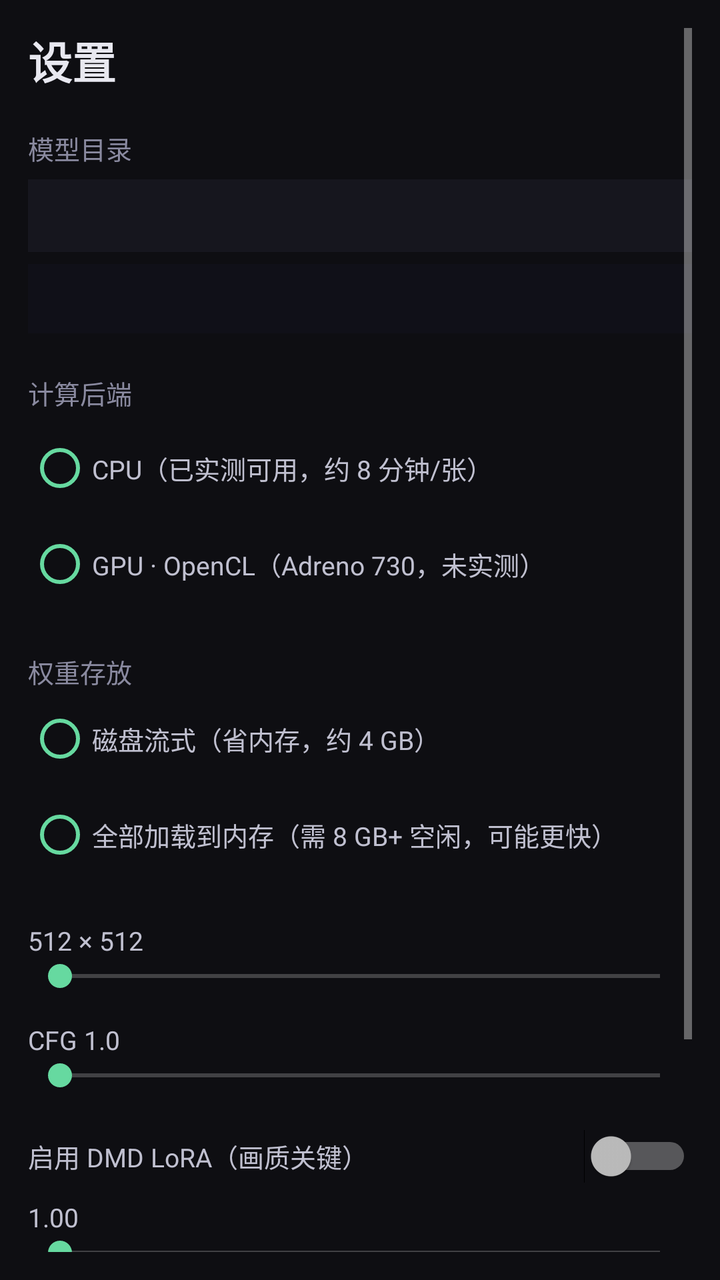
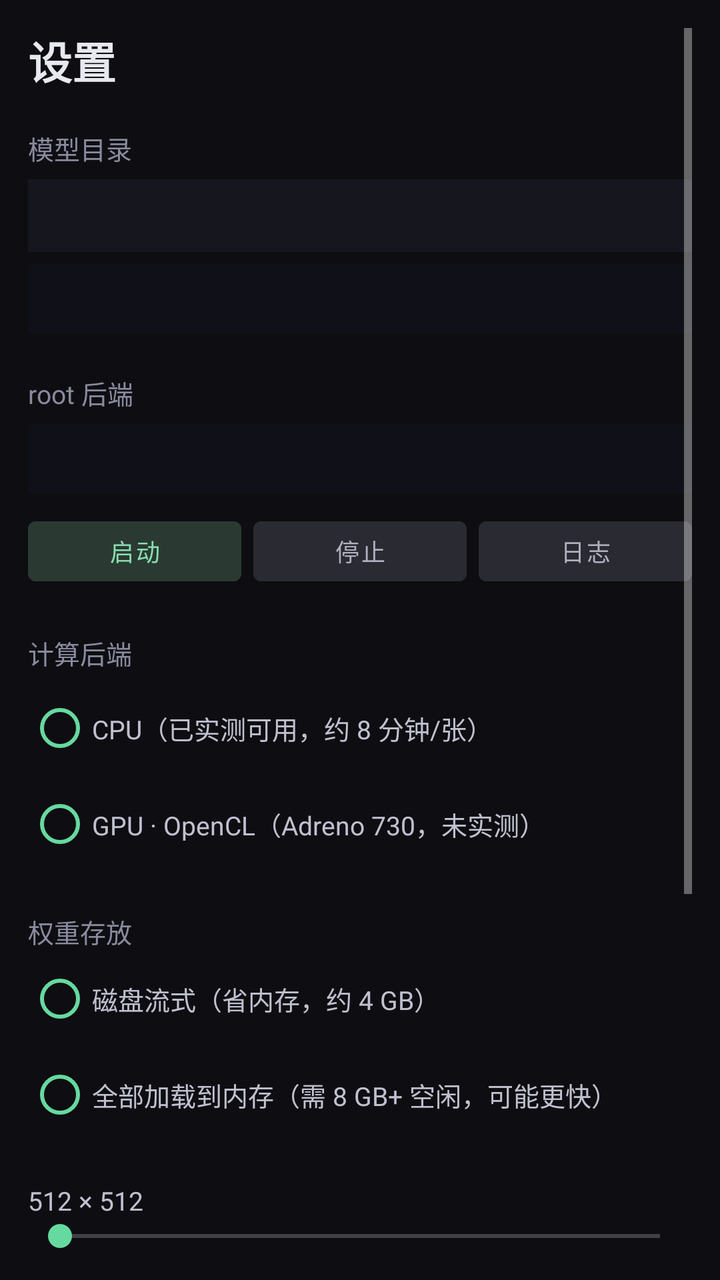

Screens rendered from an Android XML layout before and after an edit, with the pre-edit source and the edit as a unified diff.
<!-- AndroidManifest.xml: application theme Theme.Lumen -->
<!-- res/layout/activity_settings.xml -->
<?xml version="1.0" encoding="utf-8"?>
<ScrollView xmlns:android="http://schemas.android.com/apk/res/android"
    android:layout_width="match_parent"
    android:layout_height="match_parent"
    android:background="#0E0E12"
    android:padding="14dp">

    <LinearLayout
        android:layout_width="match_parent"
        android:layout_height="wrap_content"
        android:orientation="vertical">

        <TextView
            android:layout_width="match_parent"
            android:layout_height="wrap_content"
            android:text="设置"
            android:textColor="#E8E8F0"
            android:textSize="22sp"
            android:textStyle="bold" />

        
        <TextView
            android:layout_width="match_parent"
            android:layout_height="wrap_content"
            android:layout_marginTop="18dp"
            android:text="模型目录"
            android:textColor="#8A8AA0"
            android:textSize="13sp" />

        <EditText
            android:id="@+id/et_model_dir"
            android:layout_width="match_parent"
            android:layout_height="wrap_content"
            android:layout_marginTop="6dp"
            android:background="#16161E"
            android:inputType="text"
            android:padding="10dp"
            android:textColor="#E0E0EC"
            android:textSize="12sp" />

        <TextView
            android:id="@+id/tv_model_status"
            android:layout_width="match_parent"
            android:layout_height="wrap_content"
            android:layout_marginTop="6dp"
            android:background="#101018"
            android:fontFamily="monospace"
            android:padding="10dp"
            android:text=""
            android:textColor="#7A9A88"
            android:textSize="11sp" />

        
        <TextView
            android:layout_width="match_parent"
            android:layout_height="wrap_content"
            android:layout_marginTop="20dp"
            android:text="计算后端"
            android:textColor="#8A8AA0"
            android:textSize="13sp" />

        <RadioGroup
            android:id="@+id/rg_backend"
            android:layout_width="match_parent"
            android:layout_height="wrap_content"
            android:layout_marginTop="4dp"
            android:orientation="vertical">

            <RadioButton
                android:id="@+id/rb_cpu"
                android:layout_width="match_parent"
                android:layout_height="wrap_content"
                android:buttonTint="#66D9A0"
                android:text="CPU（已实测可用，约 8 分钟/张）"
                android:textColor="#C0C0D0"
                android:textSize="13sp" />

            <RadioButton
                android:id="@+id/rb_opencl"
                android:layout_width="match_parent"
                android:layout_height="wrap_content"
                android:buttonTint="#66D9A0"
                android:text="GPU · OpenCL（Adreno 730，未实测）"
                android:textColor="#C0C0D0"
                android:textSize="13sp" />
        </RadioGroup>

        
        <TextView
            android:layout_width="match_parent"
            android:layout_height="wrap_content"
            android:layout_marginTop="20dp"
            android:text="权重存放"
            android:textColor="#8A8AA0"
            android:textSize="13sp" />

        <RadioGroup
            android:id="@+id/rg_params"
            android:layout_width="match_parent"
            android:layout_height="wrap_content"
            android:orientation="vertical">

            <RadioButton
                android:id="@+id/rb_disk"
                android:layout_width="match_parent"
                android:layout_height="wrap_content"
                android:buttonTint="#66D9A0"
                android:text="磁盘流式（省内存，约 4 GB）"
                android:textColor="#C0C0D0"
                android:textSize="13sp" />

            <RadioButton
                android:id="@+id/rb_ram"
                android:layout_width="match_parent"
                android:layout_height="wrap_content"
                android:buttonTint="#66D9A0"
                android:text="全部加载到内存（需 8 GB+ 空闲，可能更快）"
                android:textColor="#C0C0D0"
                android:textSize="13sp" />
        </RadioGroup>

        
        <TextView
            android:id="@+id/tv_size"
            android:layout_width="match_parent"
            android:layout_height="wrap_content"
            android:layout_marginTop="20dp"
            android:text="512 × 512"
            android:textColor="#C0C0D0"
            android:textSize="13sp" />

        <SeekBar
            android:id="@+id/sb_size"
            android:layout_width="match_parent"
            android:layout_height="wrap_content"
            android:progressTint="#66D9A0"
            android:thumbTint="#66D9A0" />

        
        <TextView
            android:id="@+id/tv_cfg"
            android:layout_width="match_parent"
            android:layout_height="wrap_content"
            android:layout_marginTop="14dp"
            android:text="CFG 1.0"
            android:textColor="#C0C0D0"
            android:textSize="13sp" />

        <SeekBar
            android:id="@+id/sb_cfg"
            android:layout_width="match_parent"
            android:layout_height="wrap_content"
            android:progressTint="#66D9A0"
            android:thumbTint="#66D9A0" />

        
        <LinearLayout
            android:layout_width="match_parent"
            android:layout_height="wrap_content"
            android:layout_marginTop="18dp"
            android:orientation="horizontal"
            android:gravity="center_vertical">

            <TextView
                android:layout_width="0dp"
                android:layout_height="wrap_content"
                android:layout_weight="1"
                android:text="启用 DMD LoRA（画质关键）"
                android:textColor="#C0C0D0"
                android:textSize="13sp" />

            <Switch
                android:id="@+id/sw_lora"
                android:layout_width="wrap_content"
                android:layout_height="wrap_content" />
        </LinearLayout>

        <TextView
            android:id="@+id/tv_lora"
            android:layout_width="match_parent"
            android:layout_height="wrap_content"
            android:layout_marginTop="8dp"
            android:text="1.00"
            android:textColor="#C0C0D0"
            android:textSize="13sp" />

        <SeekBar
            android:id="@+id/sb_lora"
            android:layout_width="match_parent"
            android:layout_height="wrap_content"
            android:progressTint="#66D9A0"
            android:thumbTint="#66D9A0" />

        
        <LinearLayout
            android:layout_width="match_parent"
            android:layout_height="wrap_content"
            android:layout_marginTop="18dp"
            android:orientation="horizontal"
            android:gravity="center_vertical">

            <TextView
                android:layout_width="0dp"
                android:layout_height="wrap_content"
                android:layout_weight="1"
                android:text="允许局域网访问（给电脑用）"
                android:textColor="#C0C0D0"
                android:textSize="13sp" />

            <Switch
                android:id="@+id/sw_listen"
                android:layout_width="wrap_content"
                android:layout_height="wrap_content" />
        </LinearLayout>

        <Button
            android:id="@+id/btn_save_settings"
            android:layout_width="match_parent"
            android:layout_height="50dp"
            android:layout_marginTop="24dp"
            android:layout_marginBottom="20dp"
            android:text="保存"
            android:textSize="15sp"
            android:textStyle="bold"
            android:backgroundTint="#66D9A0"
            android:textColor="#0E0E12" />

    </LinearLayout>
</ScrollView>
<!-- resources referenced by this layout -->
<resources>
  <style name="Theme.Lumen" parent="Theme.MaterialComponents.NoActionBar">
          <item name="android:statusBarColor">#0E0E12</item>
          <item name="android:navigationBarColor">#0E0E12</item>
          <item name="android:windowBackground">#0E0E12</item>
          <item name="colorPrimary">#66D9A0</item>
          <item name="colorPrimaryDark">#0E0E12</item>
          <item name="colorAccent">#66D9A0</item>
      </style>
</resources>

<!-- the commit's change to res/layout/activity_settings.xml (unified diff, before → after) -->
@@ -49,6 +49,66 @@
             android:text=""
             android:textColor="#7A9A88"
             android:textSize="11sp" />
+
+        
+        <TextView
+            android:layout_width="match_parent"
+            android:layout_height="wrap_content"
+            android:layout_marginTop="20dp"
+            android:text="root 后端"
+            android:textColor="#8A8AA0"
+            android:textSize="13sp" />
+
+        <TextView
+            android:id="@+id/tv_backend_status"
+            android:layout_width="match_parent"
+            android:layout_height="wrap_content"
+            android:layout_marginTop="6dp"
+            android:background="#101018"
+            android:fontFamily="monospace"
+            android:padding="10dp"
+            android:text=""
+            android:textColor="#88AABB"
+            android:textSize="11sp" />
+
+        <LinearLayout
+            android:layout_width="match_parent"
+            android:layout_height="wrap_content"
+            android:layout_marginTop="8dp"
+            android:orientation="horizontal">
+
+            <Button
+                android:id="@+id/btn_be_start"
+                android:layout_width="0dp"
+                android:layout_height="42dp"
+                android:layout_weight="1"
+                android:text="启动"
+                android:textSize="12sp"
+                android:backgroundTint="#2A3A32"
+                android:textColor="#88DDB0" />
+
+            <Button
+                android:id="@+id/btn_be_stop"
+                android:layout_width="0dp"
+                android:layout_height="42dp"
+                android:layout_weight="1"
+                android:layout_marginStart="6dp"
+                android:text="停止"
+                android:textSize="12sp"
+                android:backgroundTint="#2A2A32"
+                android:textColor="#B0B0C0" />
+
+            <Button
+                android:id="@+id/btn_be_log"
+                android:layout_width="0dp"
+                android:layout_height="42dp"
+                android:layout_weight="1"
+                android:layout_marginStart="6dp"
+                android:text="日志"
+                android:textSize="12sp"
+                android:backgroundTint="#2A2A32"
+                android:textColor="#B0B0C0" />
+        </LinearLayout>
 
         
         <TextView
